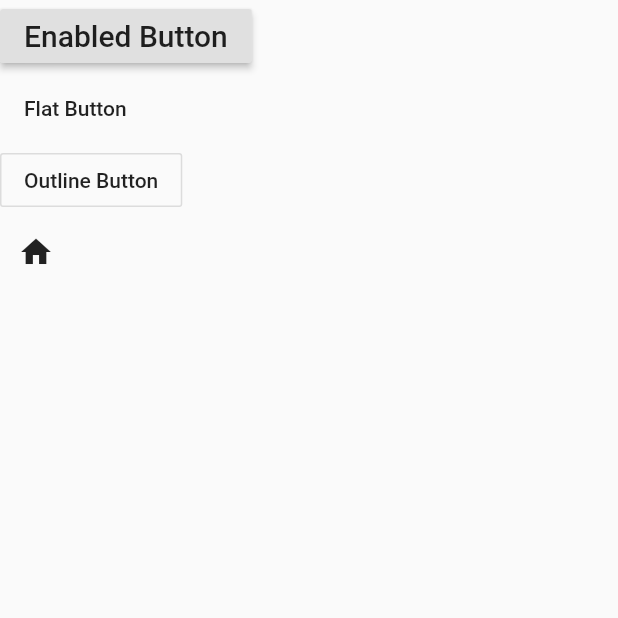
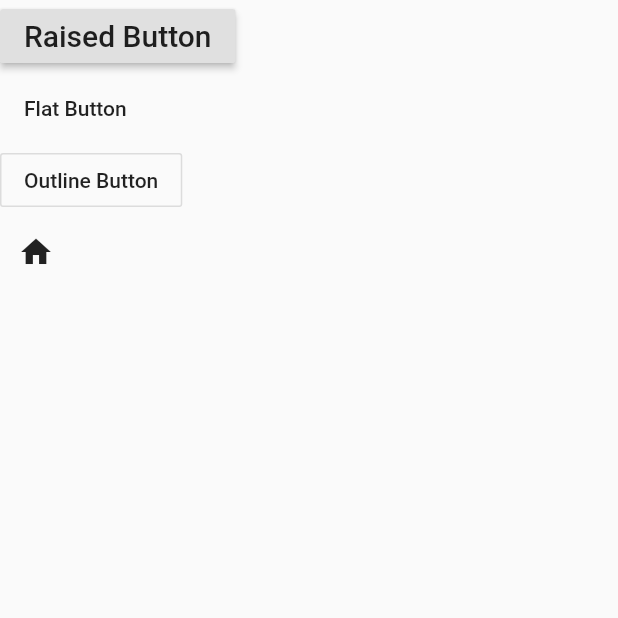
Before and after one commit to exceldeo/FlutterTutorialCrocodic, a Flutter app: the ButtonScreen screen opened directly, on a phone screen of 412 x 824 dp, the top half of it. Run offline on Flutter 3.47's test engine with Material 2 defaults, Android fonts, the phone set to English and light mode, and no system bars.

Commit message:
ubah nama raised button

```diff
--- a/my_app/lib/ButtonScreen.dart
+++ b/my_app/lib/ButtonScreen.dart
@@ -18,7 +18,7 @@ class _ButtonScreenState extends State<ButtonScreen> {
           children: [
             RaisedButton(
               onPressed: () {},
-              child: Text('Enabled Button', style: TextStyle(fontSize: 20)),
+              child: Text('Raised Button', style: TextStyle(fontSize: 20)),
             ),
             FlatButton(
               onPressed: () {},
```
